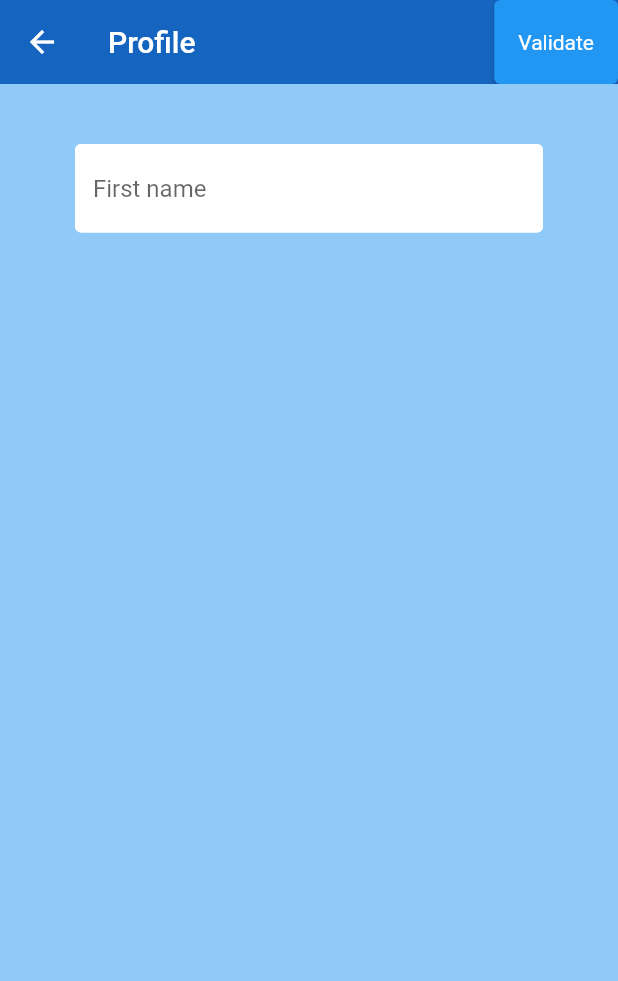
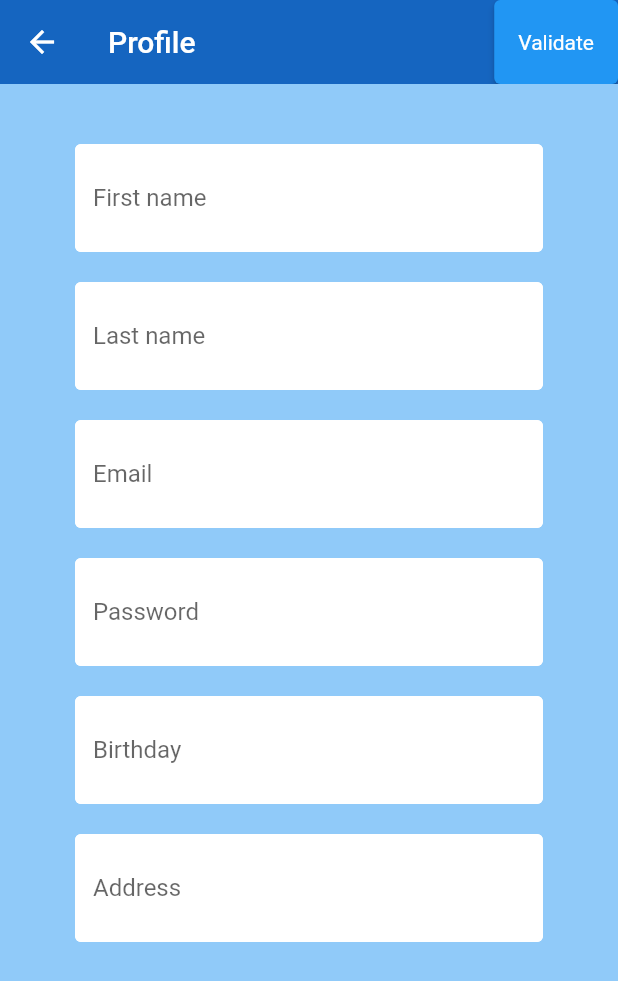
Before and after one commit to AyedSamy/Flutter-ShopApp, a Flutter app: the Home screen opened directly, after a tap on "Profile", on a phone screen of 412 x 824 dp. Shown: the top 981 px of the screen. Run offline on Flutter 3.47's test engine with Material 2 defaults, Android fonts, the phone set to English and light mode, and no system bars; drawn by our look-alikes of date_field; our stand-ins replace cloud_firestore, currency_text_input_formatter, firebase_auth, firebase_core, firebase_storage, image_picker; accounts and stored records are empty.

Commit message:
Profile page, birthday, password, address, city, postalcode

```diff
--- a/lib/screens/home.dart
+++ b/lib/screens/home.dart
@@ -43,10 +43,24 @@ class _HomeState extends State<Home> {
           actions: [
             if (user != null)
               ElevatedButton.icon(
-                onPressed: () {
+                onPressed: () async {
                   if (user != null) {
+                    List<dynamic> id =
+                        await DatabaseService().getIdentity(user.uid);
                     Navigator.pushNamed(
-                        context, "/profile"); // ASYNC AJOUTER ARGUMENT
+                      context,
+                      "/profile",
+                      arguments: {
+                        'firstname': id[0],
+                        'lastname': id[1],
+                        'email': id[2],
+                        'password': id[3],
+                        "birthday": id[4],
+                        "address": id[5],
+                        "postalcode": id[6],
+                        "city": id[7],
+                      },
+                    ); // ASYNC AJOUTER ARGUMENT
                   }
                 },
                 icon: Icon(Icons.account_circle),
--- a/lib/screens/profile.dart
+++ b/lib/screens/profile.dart
@@ -1,9 +1,8 @@
 import 'package:flutter/material.dart';
-import 'package:miaged/models/user.dart';
 import 'package:miaged/services/auth.dart';
-import 'package:miaged/services/database.dart';
 import 'package:miaged/shared/constants.dart';
 import 'package:miaged/shared/loading.dart';
+import 'package:date_field/date_field.dart';
 
 class Profile extends StatefulWidget {
   @override
@@ -12,7 +11,6 @@ class Profile extends StatefulWidget {
 
 class _ProfileState extends State<Profile> {
   final AuthService _auth = AuthService();
-  final DatabaseService _db = DatabaseService();
   final _formKey = GlobalKey<FormState>();
   bool loading = false;
   //text field state
@@ -20,14 +18,17 @@ class _ProfileState extends State<Profile> {
   String lastname = '';
   String email = '';
   String password = '';
+  String address = '';
+  String postalcode = '';
+  String city = '';
+  DateTime birthday;
   String error = '';
-  List<String> id;
-  TheUser user;
 
   //String seller = await DatabaseService().getSeller(user.uid);
 
   @override
   Widget build(BuildContext context) {
+    final Map data = ModalRoute.of(context).settings.arguments;
     return loading
         ? Loading()
         : Scaffold(
@@ -74,14 +75,113 @@ class _ProfileState extends State<Profile> {
                         height: 20,
                       ),
                       TextFormField(
-                        initialValue: '',
+                        initialValue: data['firstname'],
                         decoration: textInputDecoration.copyWith(
-                            hintText: 'First name'),
+                          focusedBorder: outlineWhite,
+                          hintText: 'First name',
+                          hintStyle: TextStyle(height: 2),
+                          labelText: 'First name',
+                          labelStyle: TextStyle(height: 4),
+                        ),
                         validator: (val) =>
                             val.isEmpty ? "Enter your first name" : null,
                         onChanged: (val) {
                           setState(() {
                             firstname = val;
+                          });
+                        },
+                      ),
+                      SizedBox(
+                        height: 20,
+                      ),
+                      TextFormField(
+                        initialValue: data['lastname'],
+                        decoration: textInputDecoration.copyWith(
+                          focusedBorder: outlineWhite,
+                          hintText: 'Last name',
+                          hintStyle: TextStyle(height: 2),
+                          labelText: 'Last name',
+                          labelStyle: TextStyle(height: 4),
+                        ),
+                        validator: (val) =>
+                            val.isEmpty ? "Enter your last name" : null,
+                        onChanged: (val) {
+                          setState(() {
+                            lastname = val;
+                          });
+                        },
+                      ),
+                      SizedBox(
+                        height: 20,
+                      ),
+                      TextFormField(
+                        initialValue: data['email'],
+                        decoration: textInputDecoration.copyWith(
+                          focusedBorder: outlineWhite,
+                          hintText: 'Email',
+                          hintStyle: TextStyle(height: 2),
+                          labelText: 'Email',
+                          labelStyle: TextStyle(height: 4),
+                        ),
+                        validator: (val) =>
+                            val.isEmpty ? "Enter your email" : null,
+                        onChanged: (val) {
+                          setState(() {
+                            email = val;
+                          });
+                        },
+                      ),
+                      SizedBox(
+                        height: 20,
+                      ),
+                      TextFormField(
+                        obscureText: true,
+                        initialValue: data['password'],
+                        decoration: textInputDecoration.copyWith(
+                          focusedBorder: outlineWhite,
+                          hintText: 'Password',
+                          hintStyle: TextStyle(height: 2),
+                          labelText: 'Password',
+                          labelStyle: TextStyle(height: 4),
+                        ),
+                        validator: (val) =>
+                            val.isEmpty ? "Enter your password" : null,
+                        onChanged: (val) {
+                          setState(() {
+                            password = val;
+                          });
+                        },
+                      ),
+                      SizedBox(
+                        height: 20,
+                      ),
+                      DateTimeFormField(
+                        mode: DateTimeFieldPickerMode.date,
+                        decoration: textInputDecoration.copyWith(
+                          focusedBorder: outlineWhite,
+                          hintText: 'Birthday',
+                          hintStyle: TextStyle(height: 2),
+                          labelText: 'Birthday',
+                          labelStyle: TextStyle(height: 4),
+                        ),
+                      ),
+                      SizedBox(
+                        height: 20,
+                      ),
+                      TextFormField(
+                        initialValue: data['address'],
+                        decoration: textInputDecoration.copyWith(
+                          focusedBorder: outlineWhite,
+                          hintText: 'Address',
+                          hintStyle: TextStyle(height: 2),
+                          labelText: 'Address',
+                          labelStyle: TextStyle(height: 4),
+                        ),
+                        validator: (val) =>
+                            val.isEmpty ? "Enter your address" : null,
+                        onChanged: (val) {
+                          setState(() {
+                            address = val;
                           });
                         },
                       ),
--- a/lib/screens/register.dart
+++ b/lib/screens/register.dart
@@ -24,6 +24,11 @@ class _RegisterState extends State<Register> {
   String email = '';
   String password = '';
   String error = '';
+  //default fields
+  DateTime birthday = DateTime.utc(1970, 1, 1);
+  String address = 'NA';
+  String postalcode = 'NA';
+  String city = 'NA';
 
   @override
   Widget build(BuildContext context) {
@@ -112,7 +117,14 @@ class _RegisterState extends State<Register> {
                             });
                             dynamic result =
                                 await _auth.registerWithEmailAndPassword(
-                                    email, password, firstname, lastname);
+                                    email,
+                                    password,
+                                    firstname,
+                                    lastname,
+                                    birthday,
+                                    address,
+                                    postalcode,
+                                    city);
                             if (result == null) {
                               setState(() {
                                 loading = false;
--- a/lib/services/auth.dart
+++ b/lib/services/auth.dart
@@ -57,7 +57,14 @@ class AuthService {
   // register with email & password
 
   Future registerWithEmailAndPassword(
-      String email, String password, String firstname, String lastname) async {
+      String email,
+      String password,
+      String firstname,
+      String lastname,
+      DateTime birthday,
+      String address,
+      String postalcode,
+      String city) async {
     try {
       UserCredential result = await _auth.createUserWithEmailAndPassword(
           email: email, password: password);
@@ -68,8 +75,8 @@ class AuthService {
           0.0); // set an empty cart when a user is created, total cart price 0
 
       // create a new document for the user and his personal data
-      await DatabaseService(uid: user.uid)
-          .updateUserData(email, firstname, lastname);
+      await DatabaseService(uid: user.uid).updateUserData(email, firstname,
+          lastname, password, birthday, address, postalcode, city);
 
       return _userFromFirebaseUser(user);
     } catch (e) {
--- a/lib/services/database.dart
+++ b/lib/services/database.dart
@@ -25,11 +25,24 @@ class DatabaseService {
     });
   }
 
-  Future updateUserData(String email, String firstname, String lastname) async {
+  Future updateUserData(
+      String email,
+      String firstname,
+      String lastname,
+      String password,
+      DateTime birthday,
+      String address,
+      String postalcode,
+      String city) async {
     return await usersCollection.doc(uid).set({
       'email': email,
       'firstname': firstname,
       'lastname': lastname,
+      'password': password,
+      'birthday': birthday,
+      'address': address,
+      'postalcode': postalcode,
+      'city': city,
     });
   }
 
@@ -109,17 +122,38 @@ class DatabaseService {
     return seller;
   }
 
-  Future<List<String>> getIdentity(String uid) async {
+  Future<List<dynamic>> getIdentity(String uid) async {
     String firstname;
     String lastname;
+    String email;
+    String password;
+    DateTime birthday;
+    String address;
+    String postalcode;
+    String city;
     var docRef = usersCollection.doc(uid);
     await docRef.get().then((doc) {
       firstname = doc['firstname'];
       lastname = doc['lastname'];
+      email = doc['email'];
+      password = doc['password'];
+      birthday = doc['birthday'].toDate();
+      address = doc['address'];
+      postalcode = doc['postalcode'];
+      city = doc['city'];
       print(firstname);
     }).catchError((e) {
       print(e);
     });
-    return [firstname, lastname];
+    return [
+      firstname,
+      lastname,
+      email,
+      password,
+      birthday,
+      address,
+      postalcode,
+      city
+    ];
   }
 }
--- a/lib/shared/constants.dart
+++ b/lib/shared/constants.dart
@@ -1,11 +1,13 @@
 import 'package:flutter/material.dart';
+
+const outlineWhite = OutlineInputBorder(
+  borderSide: BorderSide(color: Colors.white, width: 2),
+);
 
 const textInputDecoration = InputDecoration(
   fillColor: Colors.white,
   filled: true,
-  enabledBorder: OutlineInputBorder(
-    borderSide: BorderSide(color: Colors.white, width: 2),
-  ),
+  enabledBorder: outlineWhite,
   focusedBorder: OutlineInputBorder(
     borderSide: BorderSide(color: Colors.blue, width: 2),
   ),
--- a/pubspec.yaml
+++ b/pubspec.yaml
@@ -37,6 +37,7 @@ dependencies:
   image_picker: ^0.7.5+2
   firebase_storage: ^8.1.0
   change_app_package_name: ^1.0.0
+  date_field: ^2.1.2
 
 dev_dependencies:
   flutter_test:
```
Also changed, not shown: pubspec.lock.
